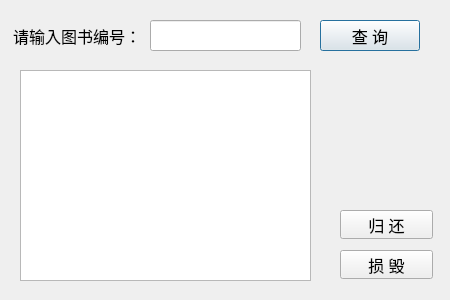
NorthSecond/LibraryManagementSystem, file bookrtndialog.ui: the form before one commit.
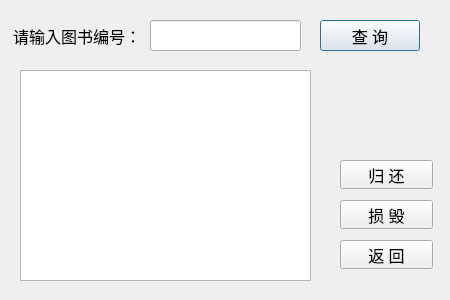
The form after the commit.

What changed in the file:
```diff
--- a/bookrtndialog.ui
+++ b/bookrtndialog.ui
@@ -74,7 +74,7 @@
    <property name="geometry">
     <rect>
      <x>340</x>
-     <y>210</y>
+     <y>160</y>
      <width>93</width>
      <height>29</height>
     </rect>
@@ -93,7 +93,7 @@
    <property name="geometry">
     <rect>
      <x>340</x>
-     <y>250</y>
+     <y>200</y>
      <width>93</width>
      <height>29</height>
     </rect>
@@ -118,6 +118,25 @@
     </rect>
    </property>
   </widget>
+  <widget class="QPushButton" name="break_btn_2">
+   <property name="geometry">
+    <rect>
+     <x>340</x>
+     <y>240</y>
+     <width>93</width>
+     <height>29</height>
+    </rect>
+   </property>
+   <property name="font">
+    <font>
+     <family>思源黑体 Medium</family>
+     <pointsize>12</pointsize>
+    </font>
+   </property>
+   <property name="text">
+    <string>返 回</string>
+   </property>
+  </widget>
  </widget>
  <resources/>
  <connections/>
```
